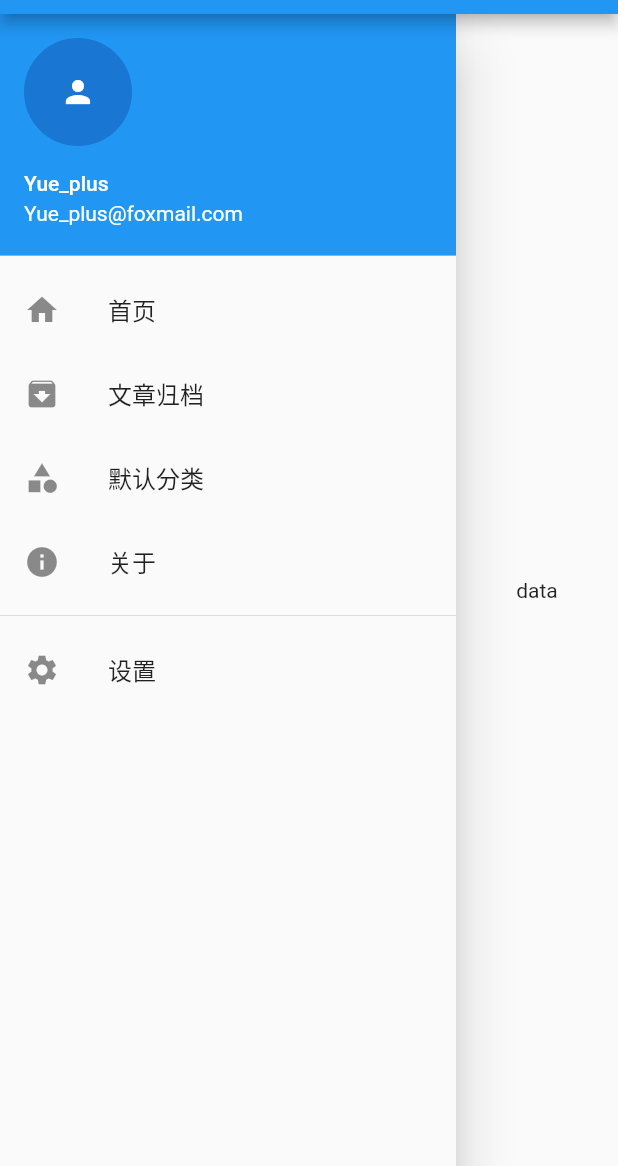
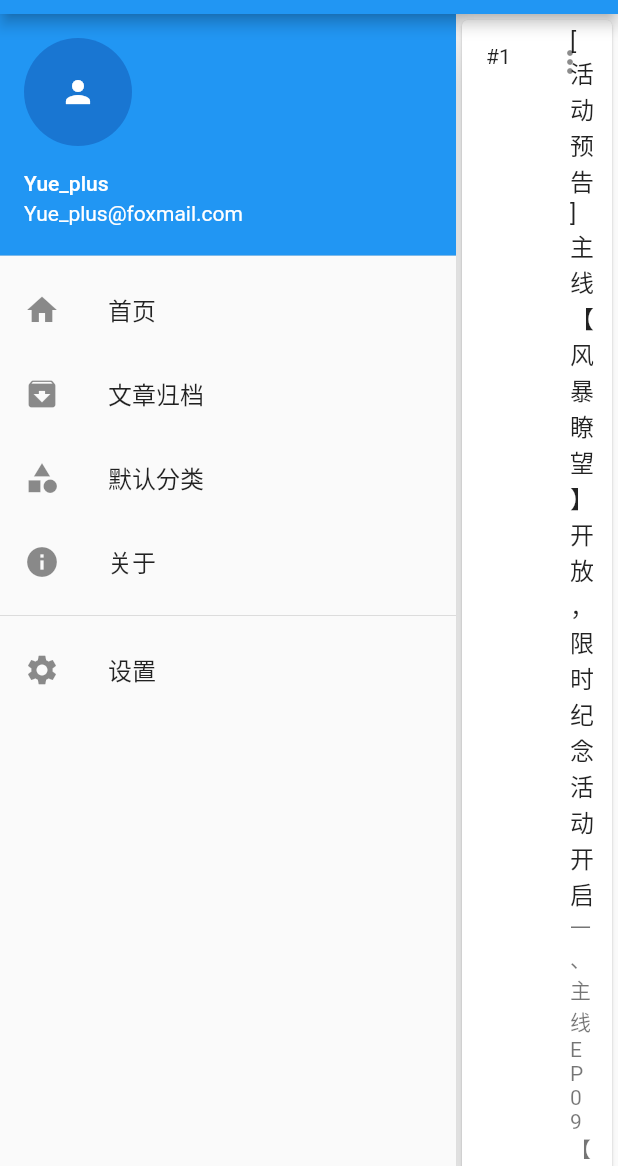
Before and after one commit to Yue-plus/SuperHalo, a Flutter app: the screen it shows after launch, on a phone screen of 412 x 824 dp, the part 70-1236 px from its top. Run offline on Flutter 3.47's test engine with Material 2 defaults, Android fonts, the light colour scheme and no system bars; our stand-ins replace shared_preferences.

Commit message:
home 文章列表

```diff
--- a/lib/home/home.dart
+++ b/lib/home/home.dart
@@ -10,25 +10,7 @@ class Home extends StatefulWidget {
 class _HomeState extends State<Home> {
   bool _isShowSidebar = true;
 
-  @override
-  Widget build(BuildContext context) {
-    return Scaffold(
-      appBar: AppBar(
-        title: const Text('SuperHalo'),
-        leading: IconButton(
-          icon: const Icon(Icons.menu),
-          onPressed: () {
-            setState(() {
-              _isShowSidebar = !_isShowSidebar;
-            });
-          },
-        ),
-      ),
-      body: Row(
-        children: [
-          Visibility(
-            visible: _isShowSidebar,
-            child: Drawer(
+  final _drawer = Drawer(
     child: ListView(
       children: const [
         UserAccountsDrawerHeader(
@@ -61,10 +43,39 @@ class _HomeState extends State<Home> {
         ),
       ],
     ),
+  );
+
+  @override
+  Widget build(BuildContext context) {
+    return Scaffold(
+      appBar: AppBar(
+        title: const Text('SuperHalo'),
+        leading: IconButton(
+          icon: const Icon(Icons.menu),
+          onPressed: () {
+            setState(() {
+              _isShowSidebar = !_isShowSidebar;
+            });
+          },
         ),
       ),
-          const Expanded(
-            child: Center(child: Text('data')),
+      body: Row(
+        children: [
+          Visibility(visible: _isShowSidebar, child: _drawer),
+          Expanded(
+            child: ListView(
+              children: const [
+                Card(
+                  child: ListTile(
+                    leading: Text('#1'),
+                    title: Text('[活动预告]主线【风暴瞭望】开放，限时纪念活动开启'),
+                    subtitle: Text(
+                        '''一、主线EP09【风暴瞭望】开放**开启时间：**09月17日16:00**解锁条件：**通关主线3-8二、【小丘上的眠柳】限时寻访开启**活动时间：**09月17日 16:00 - 10月01日 03:59**活动说明：**活动期间【小丘上的眠柳】限时寻访开启，该寻访中以下干员出现率上升★★★★★...'''),
+                    trailing: Icon(Icons.more_vert),
+                  ),
+                ),
+              ],
+            ),
           ),
         ],
       ),
```
Lines whose indentation alone changed are shown as unchanged.
